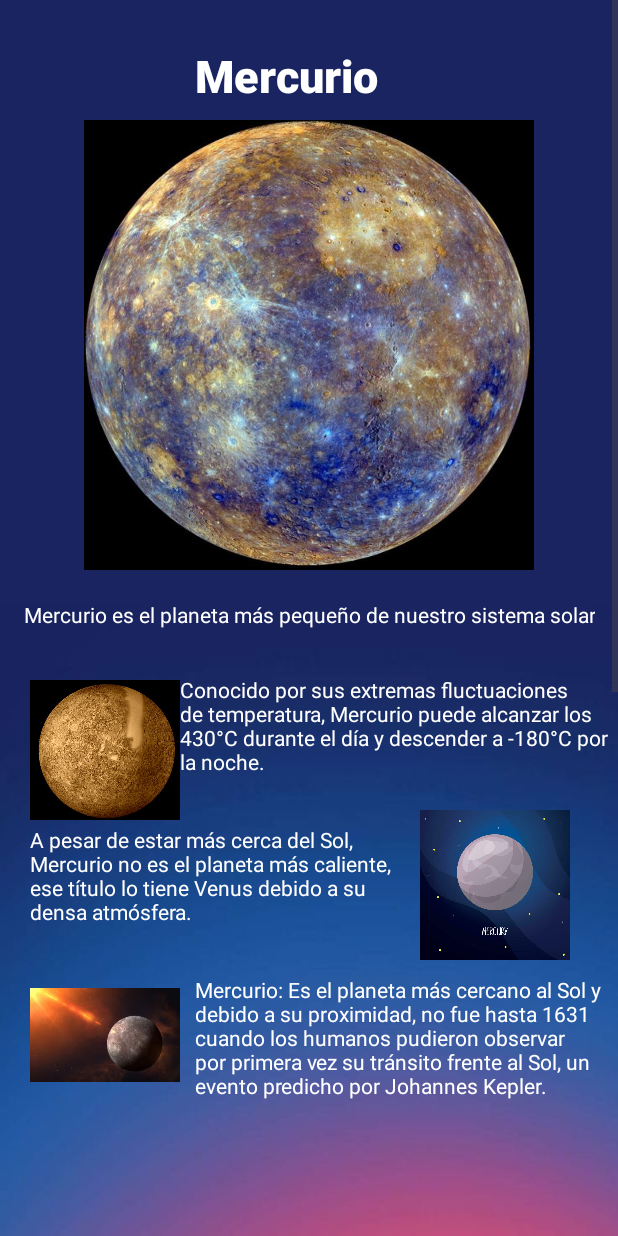
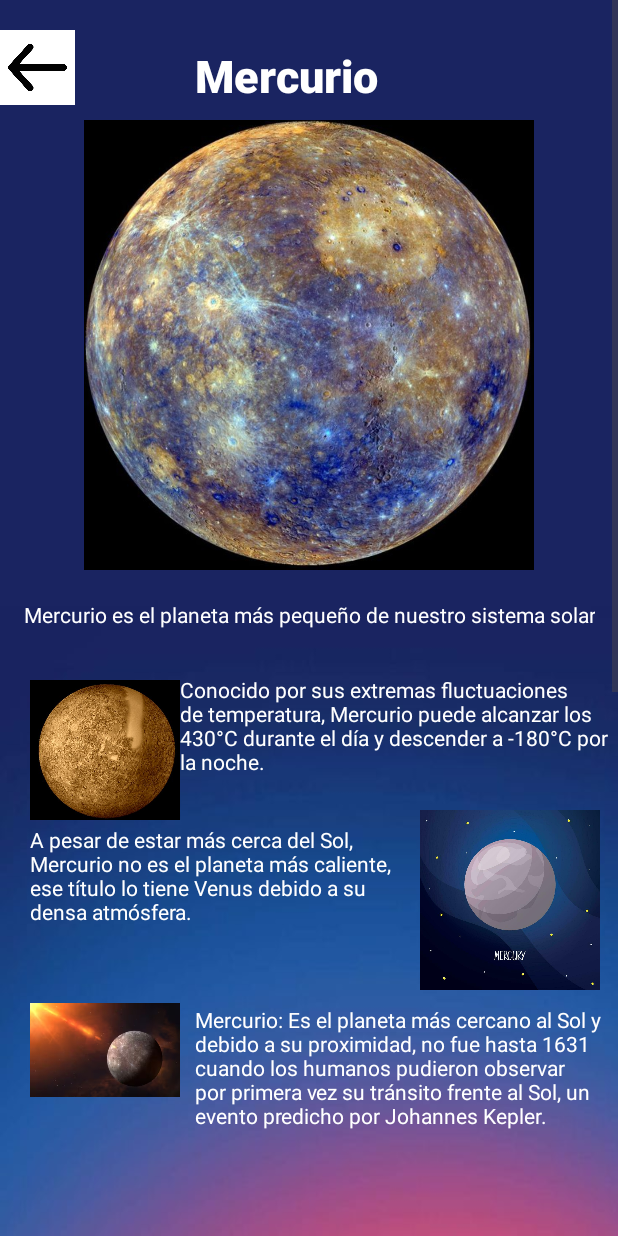
Before and after one commit to JesusManzano24/Parcial-1-Lista-de-Planetas-Perzonalizada, an Android app: the MainActivity3 screen opened directly, with no data from a screen before it, on a phone screen of 412 x 824 dp. Run offline under Robolectric (Android 15) with nearby library versions, the light colour scheme and no system bars.

Commit message:
Segundo Commit

```diff
--- a/app/src/main/java/com/jesusmanzano/parcial1listadeplanetas/MainActivity3.java
+++ b/app/src/main/java/com/jesusmanzano/parcial1listadeplanetas/MainActivity3.java
@@ -1,6 +1,9 @@
 package com.jesusmanzano.parcial1listadeplanetas;
 
+import android.content.Intent;
 import android.os.Bundle;
+import android.view.View;
+import android.widget.ImageButton;
 import android.widget.ImageView;
 import android.widget.TextView;
 
@@ -32,7 +35,6 @@ public class MainActivity3 extends AppCompatActivity {
         }
     }
 
-    // Array con la información de los planetas
     PlanetaInfo[] planetas = {
             new PlanetaInfo(
                     "Mercurio",
@@ -109,6 +111,7 @@ public class MainActivity3 extends AppCompatActivity {
 
     };
 
+
     @Override
     protected void onCreate(Bundle savedInstanceState) {
         super.onCreate(savedInstanceState);
@@ -117,9 +120,17 @@ public class MainActivity3 extends AppCompatActivity {
         // Recuperar la posición del planeta seleccionado
         int posicionSeleccionada = getIntent().getIntExtra("POSICION_PLANETA", 0);
         actualizarInformacionDelPlaneta(posicionSeleccionada);
+
+        ImageButton botonIrAOtraPagina = (ImageButton) findViewById(R.id.botonAtras);
+        botonIrAOtraPagina.setOnClickListener(new View.OnClickListener() {
+            @Override
+            public void onClick(View v) {
+                Intent intent = new Intent(MainActivity3.this, MainActivity2.class);
+                startActivity(intent);
+            }
+        });
     }
 
-    // Método para actualizar la UI con la información del planeta seleccionado
     public void actualizarInformacionDelPlaneta(int posicionSeleccionada) {
         PlanetaInfo planetaSeleccionado = planetas[posicionSeleccionada];
 
--- a/app/src/main/res/layout/activity_main3.xml
+++ b/app/src/main/res/layout/activity_main3.xml
@@ -10,6 +10,13 @@
             android:layout_width="match_parent"
             android:layout_height="wrap_content"
             android:background="@drawable/fondo">
+                <ImageButton
+                    android:id="@+id/botonAtras"
+                    android:background="@drawable/atras"
+                    android:layout_marginTop="20dp"
+                    android:layout_width="50dp"
+                    android:layout_height="50dp"/>
+
 
                 <TextView
                     android:id="@+id/nombrePlaneta"
@@ -61,18 +68,18 @@
                     android:id="@+id/image3"
                     android:layout_marginTop="540dp"
                     android:layout_marginStart="280dp"
-                    android:layout_width="100dp"
-                    android:layout_height="100dp"/>
+                    android:layout_width="120dp"
+                    android:layout_height="120dp"/>
                 <TextView
                     android:id="@+id/Descripcion4"
-                    android:layout_marginTop="650dp"
+                    android:layout_marginTop="670dp"
                     android:textColor="@color/white"
                     android:layout_marginStart="130dp"
                     android:layout_width="wrap_content"
                     android:layout_height="wrap_content"/>
                 <ImageView
                     android:id="@+id/image4"
-                    android:layout_marginTop="640dp"
+                    android:layout_marginTop="650dp"
                     android:layout_marginStart="20dp"
                     android:layout_width="100dp"
                     android:layout_height="100dp"/>
--- a/app/src/main/res/layout/item.xml
+++ b/app/src/main/res/layout/item.xml
@@ -7,10 +7,12 @@
        android:id="@+id/logo"
        android:layout_width="100dp"
        android:layout_height="100dp"
+       android:layout_marginTop="20dp"
        android:src="@mipmap/ic_launcher"/>
     <LinearLayout
         android:layout_width="wrap_content"
         android:layout_height="wrap_content"
+        android:layout_marginTop="20dp"
         android:orientation="vertical">
         <LinearLayout
             android:layout_width="wrap_content"
```
Also changed, not shown: app/src/main/res/drawable/atras.png (added), app/src/main/res/drawable/neptuno.jpg (added), app/src/main/res/drawable/neptuno.png (deleted), app/src/main/res/drawable/neptuno2.png.
